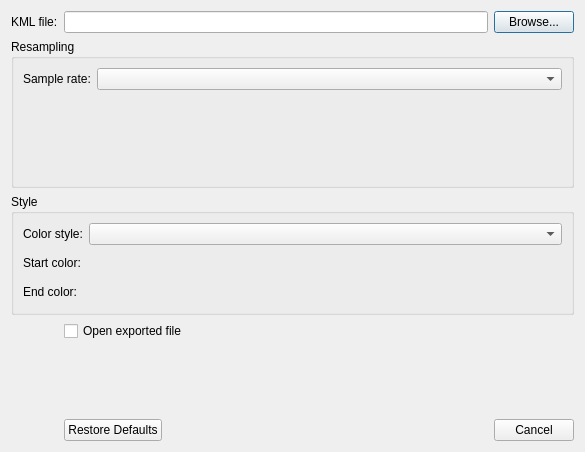
till213/SkyDolly, file src/Plugin/src/Export/KMLExport/src/KMLExportDialog.ui: the form before one commit.
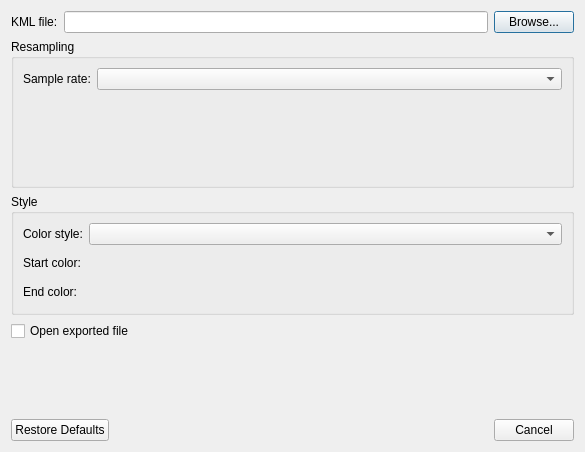
The form after the commit.

Commit message: Export pilot names

Diff of the .ui file:
```diff
--- a/src/Plugin/src/Export/KMLExport/src/KMLExportDialog.ui
+++ b/src/Plugin/src/Export/KMLExport/src/KMLExportDialog.ui
@@ -13,16 +13,16 @@
   <property name="windowTitle">
    <string>KML Export</string>
   </property>
-  <layout class="QFormLayout" name="formLayout_2">
-   <item row="0" column="0">
+  <layout class="QVBoxLayout" name="verticalLayout">
+   <item>
+    <layout class="QHBoxLayout" name="horizontalLayout">
+     <item>
     <widget class="QLabel" name="fileTypeLabel">
      <property name="text">
       <string>KML file:</string>
      </property>
     </widget>
    </item>
-   <item row="0" column="1">
-    <layout class="QHBoxLayout" name="horizontalLayout">
      <item>
       <widget class="QLineEdit" name="filePathLineEdit">
        <property name="minimumSize">
@@ -42,7 +42,7 @@
      </item>
     </layout>
    </item>
-   <item row="1" column="0" colspan="2">
+   <item>
     <widget class="QGroupBox" name="informationGroupBox">
      <property name="title">
       <string>Resampling</string>
@@ -77,7 +77,7 @@
      </layout>
     </widget>
    </item>
-   <item row="2" column="0" colspan="2">
+   <item>
     <widget class="QGroupBox" name="styleGroupBox">
      <property name="title">
       <string>Style</string>
@@ -258,24 +258,14 @@
      </layout>
     </widget>
    </item>
-   <item row="3" column="1">
+   <item>
     <widget class="QCheckBox" name="openExportCheckBox">
      <property name="text">
       <string>Open exported file</string>
      </property>
     </widget>
    </item>
-   <item row="5" column="1">
-    <widget class="QDialogButtonBox" name="buttonBox">
-     <property name="orientation">
-      <enum>Qt::Horizontal</enum>
-     </property>
-     <property name="standardButtons">
-      <set>QDialogButtonBox::Cancel|QDialogButtonBox::RestoreDefaults</set>
-     </property>
-    </widget>
-   </item>
-   <item row="4" column="1">
+   <item>
     <spacer name="verticalSpacer">
      <property name="orientation">
       <enum>Qt::Vertical</enum>
@@ -288,6 +278,16 @@
      </property>
     </spacer>
    </item>
+   <item>
+    <widget class="QDialogButtonBox" name="buttonBox">
+     <property name="orientation">
+      <enum>Qt::Horizontal</enum>
+     </property>
+     <property name="standardButtons">
+      <set>QDialogButtonBox::Cancel|QDialogButtonBox::RestoreDefaults</set>
+     </property>
+    </widget>
+   </item>
   </layout>
  </widget>
  <resources/>
```
Lines whose indentation alone changed are shown as unchanged. The commit also changes 20 other files.
